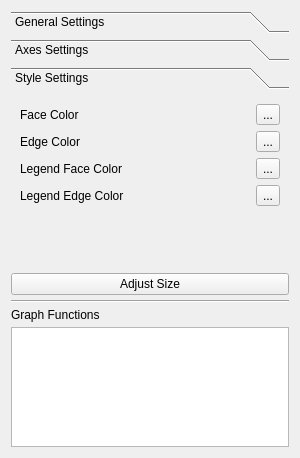
Qt form plot_tool/designer/plotter_visor/plotter_visor_ui.ui (grupo-tc-volcan/plot-tool) before a commit.
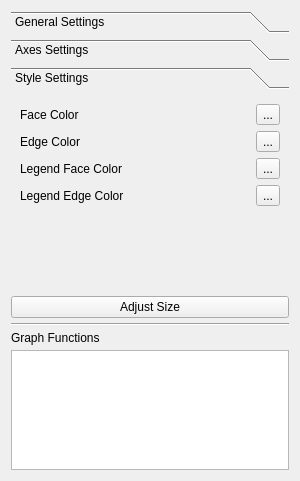
The same form after that commit. The open tabs and pages were chosen to show the change.

What changed in the file:
```diff
--- a/plot_tool/designer/plotter_visor/plotter_visor_ui.ui
+++ b/plot_tool/designer/plotter_visor/plotter_visor_ui.ui
@@ -7,7 +7,7 @@
     <x>0</x>
     <y>0</y>
     <width>300</width>
-    <height>458</height>
+    <height>481</height>
    </rect>
   </property>
   <property name="sizePolicy">
@@ -398,7 +398,7 @@
         <x>0</x>
         <y>0</y>
         <width>282</width>
-        <height>176</height>
+        <height>199</height>
        </rect>
       </property>
       <attribute name="label">
```
Left out of the diff: 6 changed lines with no effect on the pictures.
